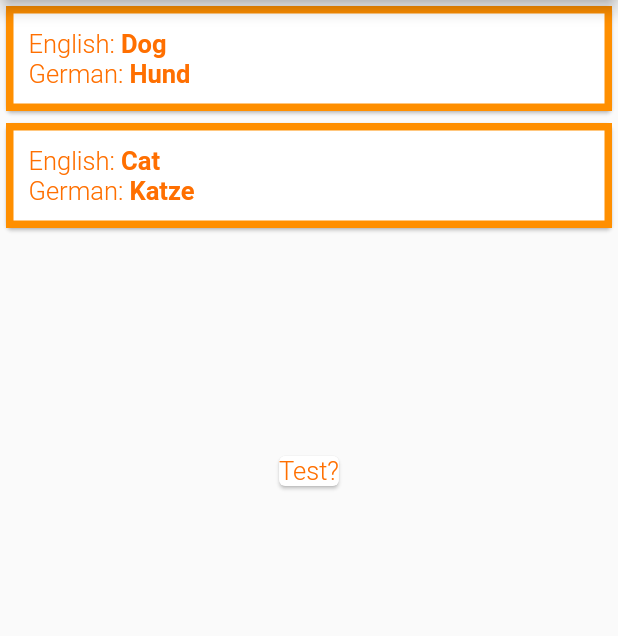
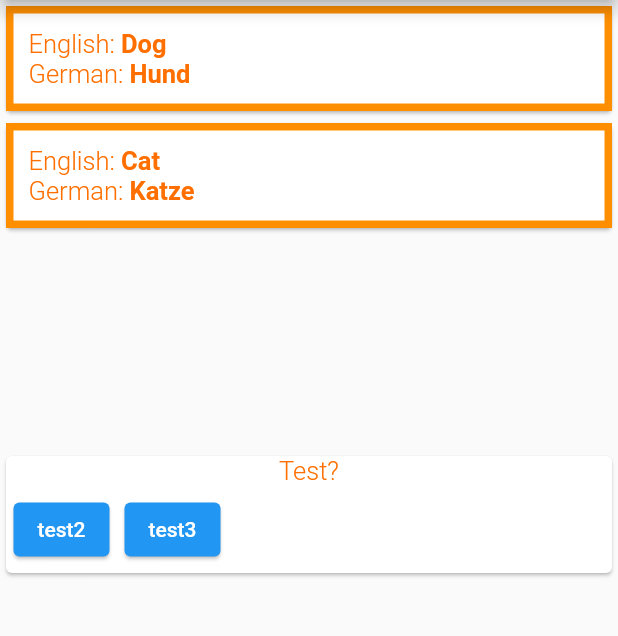
Before and after one commit to mheydasch/VocTrainer, a Flutter app: the screen it shows after launch, on a phone screen of 412 x 824 dp, the part 84-720 px from its top. Run offline on Flutter 3.47's test engine with Material 2 defaults, Android fonts, the phone set to English and light mode, and no system bars.

Commit message:
first button addition

```diff
--- a/lib/main.dart
+++ b/lib/main.dart
@@ -1,6 +1,6 @@
 import 'package:flutter/material.dart';
 
-import './widgets/word_submit.dart';
+//import './widgets/word_submit.dart';
 import './languages/classes.dart';
 import './widgets/question_prompt.dart';
 
@@ -81,6 +81,7 @@ class MyHomePage extends StatelessWidget {
             height: 300,
             child: SingleChildScrollView(
               child: Column(
+                //returns one card for each word in the user map
                 children: _userWords.map((wrds) {
                   return Card(
                     child: Container(
@@ -93,6 +94,7 @@ class MyHomePage extends StatelessWidget {
                       ),
                       padding: EdgeInsets.all(10),
                       child: Column(
+                        //returns one row for each language the word has
                         children: (wrds[wrds.keys.first]!).map((lng) {
                           return Row(children: [
                             Text(
--- a/lib/widgets/question_prompt.dart
+++ b/lib/widgets/question_prompt.dart
@@ -8,7 +8,9 @@ class QuestionPrompt extends StatelessWidget {
   @override
   Widget build(BuildContext context) {
     return Card(
-      child: Text(
+      child: Column(
+        children: [
+          Text(
             questionText,
             style: TextStyle(
               fontWeight: FontWeight.w300,
@@ -16,6 +18,36 @@ class QuestionPrompt extends StatelessWidget {
               color: Colors.amber.shade900,
             ),
           ),
+          Row(
+            children: [
+              Container(
+                child: Padding(
+                  padding: EdgeInsets.all(5),
+                  child: ElevatedButton(
+                    onPressed: () {},
+                    child: Text('test2'),
+                    style: ButtonStyle(
+                      elevation: MaterialStateProperty.all(1),
+                    ),
+                  ),
+                ),
+              ),
+              Container(
+                child: Padding(
+                  padding: EdgeInsets.all(5),
+                  child: ElevatedButton(
+                    onPressed: () {},
+                    child: Text('test3'),
+                    style: ButtonStyle(
+                      elevation: MaterialStateProperty.all(1),
+                    ),
+                  ),
+                ),
+              ),
+            ],
+          )
+        ],
+      ),
     );
   }
 }
```
Lines whose indentation alone changed are shown as unchanged.
